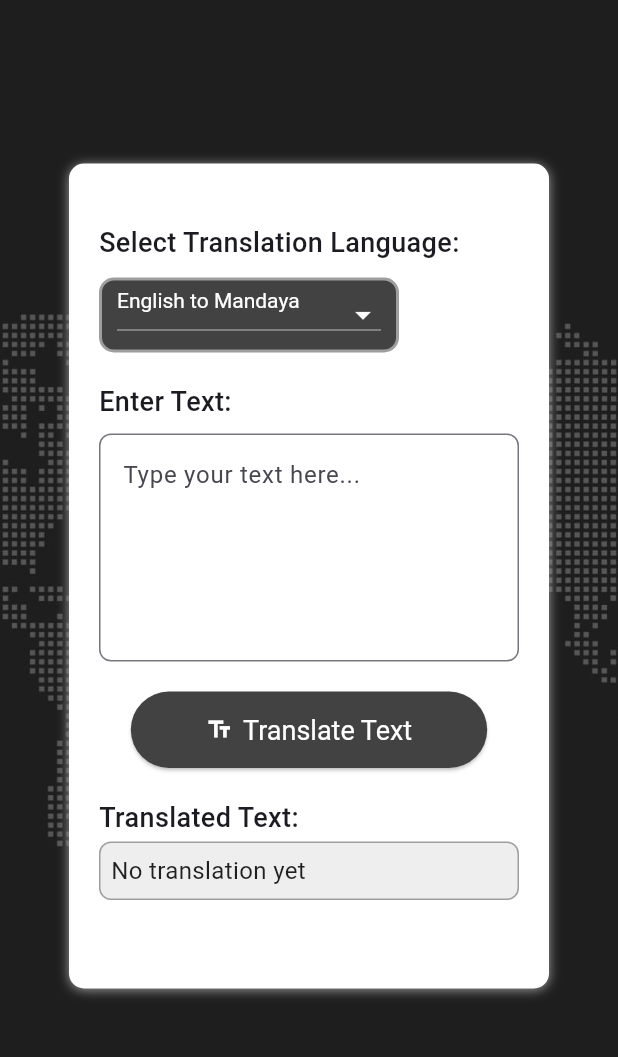
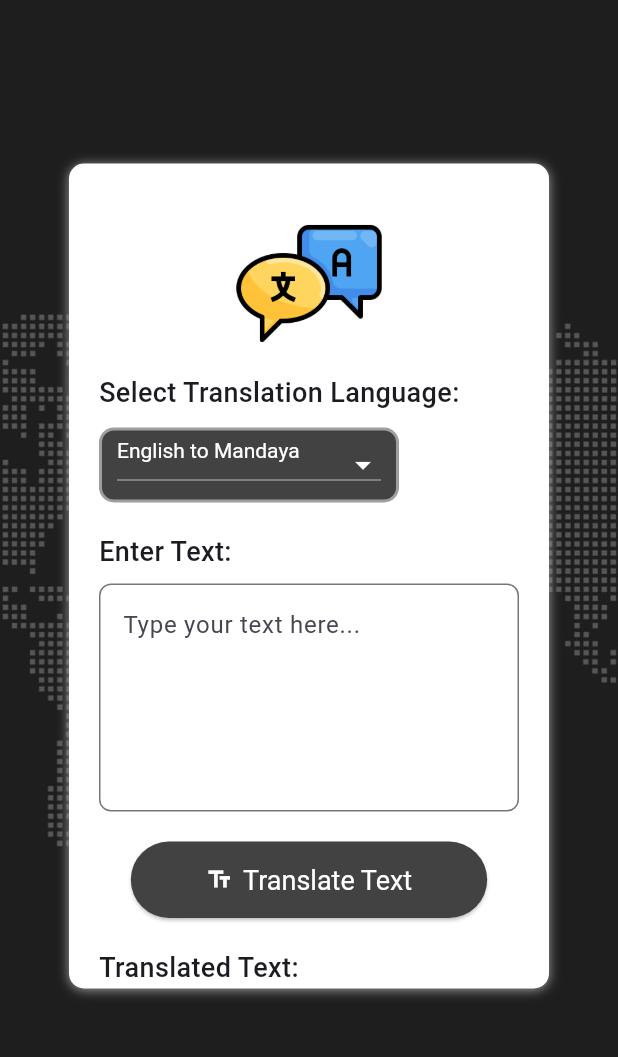
Before and after one commit to WenDEVLIFE/TranslatorApp, a Flutter app: the TextTranslatorPage screen opened by its route, on a phone screen of 412 x 824 dp, the part 84-1141 px from its top. Run offline on Flutter 3.47's test engine with Material 3 defaults, Android fonts, the phone set to English and light mode, and no system bars; our stand-ins replace cloud_firestore, curved_navigation_bar, firebase_core, fluttertoast, permission_handler, speech_to_text and 1 more; missing offline and left inert: flutter_speech; accounts and stored records are empty.

Commit message:
Added imagaes on the text_translator_page.dart 👌

```diff
--- a/lib/pages/text_translator_page.dart
+++ b/lib/pages/text_translator_page.dart
@@ -86,8 +86,20 @@ class _TextTranslatorPageState extends State<TextTranslatorPage> {
               child: Column(
                 crossAxisAlignment: CrossAxisAlignment.start,
                 children: <Widget>[
-                  const SizedBox(height: 20), // Adjusted space here
-
+                  const SizedBox(height: 10), // Adjusted space here
+                  Center(
+                    child: Container(
+                      height: 100,
+                      width: 100,
+                      decoration: const BoxDecoration(
+                        image: DecorationImage(
+                          image: AssetImage('assets/images/translation.png'),
+                          fit: BoxFit.fill,
+                        ),
+                      ),
+                    ),
+                  ),
+                  const SizedBox(height: 10), // Adjusted space here
                   // Dropdown for Source Language
                   const Text(
                     'Select Translation Language:',
```
